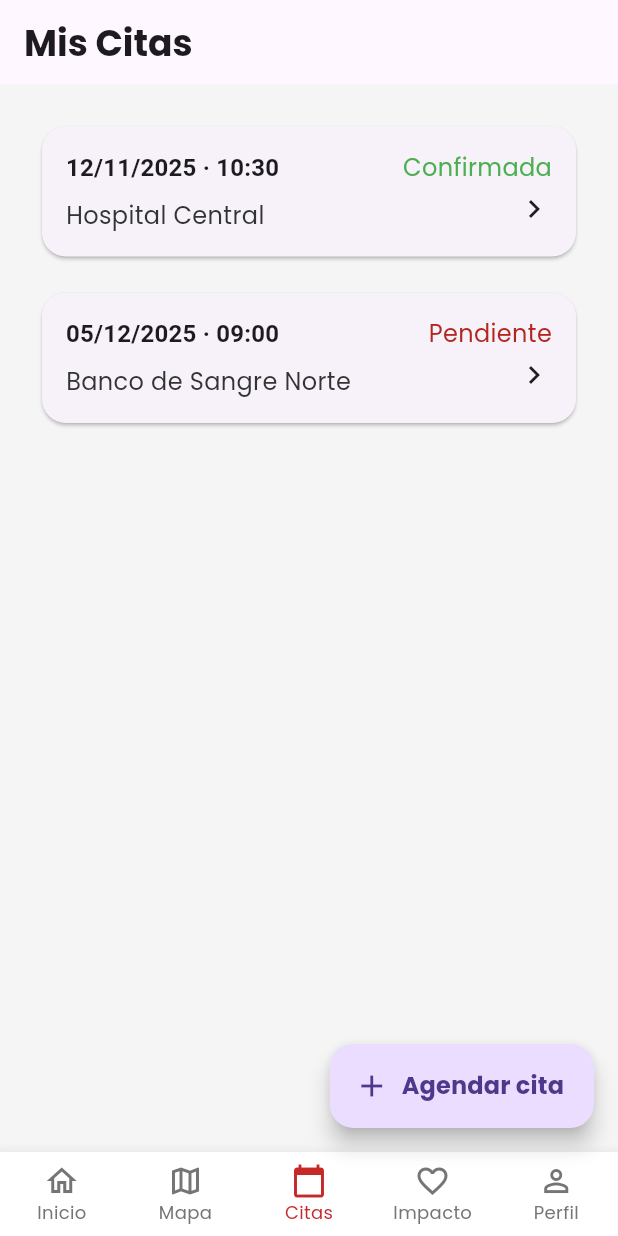
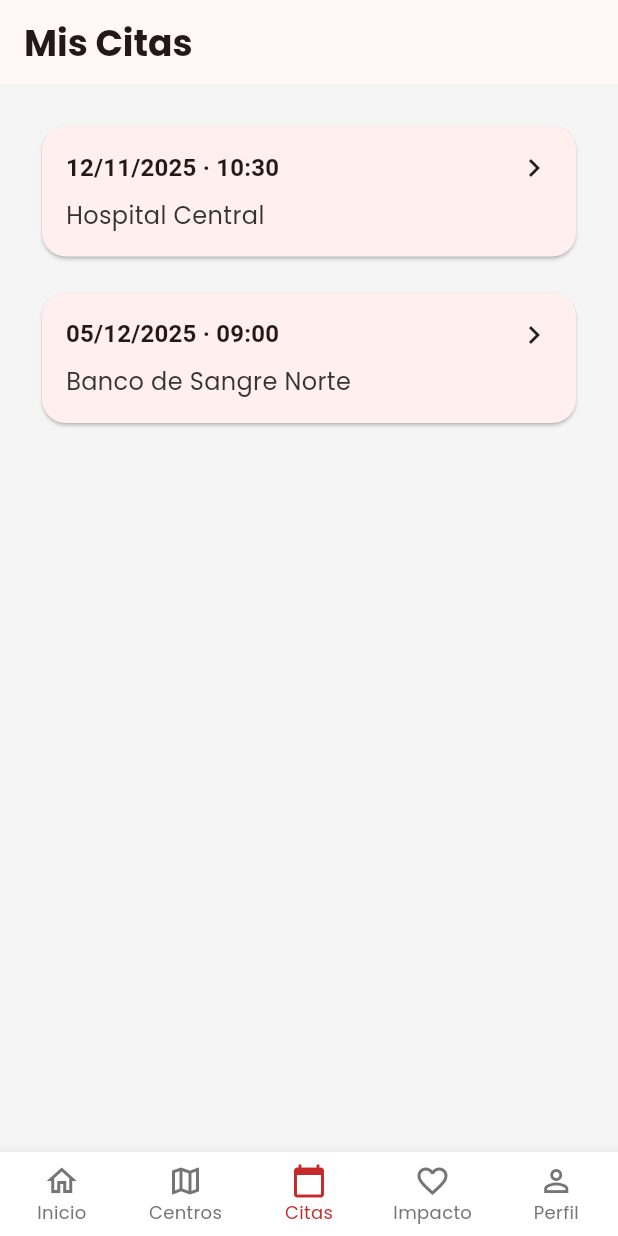
Before and after one commit to valentinfz/BloodHero, a Flutter app: the CitasScreen screen opened by its route, on a phone screen of 412 x 824 dp. Run offline on Flutter 3.47's test engine with Material 3 defaults, Android fonts, the phone set to English and light mode, and no system bars; our stand-ins replace flutter_riverpod, go_router, google_fonts; project files that could hold a hidden picture were left out.

Commit message:
Cambio de colores en boton + mod de map, centros y botones

```diff
--- a/lib/presentation/screens/appointments/citas_screen.dart
+++ b/lib/presentation/screens/appointments/citas_screen.dart
@@ -3,7 +3,6 @@ import 'package:go_router/go_router.dart';
 import 'package:bloodhero/config/theme/layout_constants.dart';
 import 'package:bloodhero/presentation/widgets/custom_bottom_nav_bar.dart';
 import 'package:bloodhero/presentation/widgets/shared/info_card.dart';
-import 'appointment_booking_center_screen.dart';
 import 'appointment_detail_screen.dart';
 
 class CitasScreen extends StatelessWidget {
@@ -18,14 +17,12 @@ class CitasScreen extends StatelessWidget {
         center: 'Hospital Central',
         date: '12/11/2025',
         time: '10:30',
-        status: 'Confirmada',
       ),
       _AppointmentCardData(
         id: '2',
         center: 'Banco de Sangre Norte',
         date: '05/12/2025',
         time: '09:00',
-        status: 'Pendiente',
       ),
     ];
 
@@ -35,9 +32,6 @@ class CitasScreen extends StatelessWidget {
         padding: kScreenPadding,
         itemBuilder: (context, index) {
           final appointment = appointments[index];
-          final statusColor = appointment.status == 'Confirmada'
-              ? Colors.green
-              : Theme.of(context).colorScheme.error;
           return InfoCard(
             title: '${appointment.date} · ${appointment.time}',
             body: [Text(appointment.center)],
@@ -45,11 +39,6 @@ class CitasScreen extends StatelessWidget {
               crossAxisAlignment: CrossAxisAlignment.end,
               mainAxisAlignment: MainAxisAlignment.center,
               children: [
-                Text(
-                  appointment.status,
-                  style: TextStyle(color: statusColor),
-                ),
-                const SizedBox(height: kSmallSpacing / 2),
                 const Icon(Icons.chevron_right),
               ],
             ),
@@ -62,11 +51,6 @@ class CitasScreen extends StatelessWidget {
         separatorBuilder: (_, __) => const SizedBox(height: kCardSpacing),
         itemCount: appointments.length,
       ),
-      floatingActionButton: FloatingActionButton.extended(
-        onPressed: () => context.pushNamed(AppointmentBookingCenterScreen.name),
-        icon: const Icon(Icons.add),
-        label: const Text('Agendar cita'),
-      ),
       bottomNavigationBar: const CustomBottomNavBar(currentIndex: 2),
     );
   }
@@ -77,13 +61,11 @@ class _AppointmentCardData {
   final String center;
   final String date;
   final String time;
-  final String status;
 
   const _AppointmentCardData({
     required this.id,
     required this.center,
     required this.date,
     required this.time,
-    required this.status,
   });
 }
--- a/lib/presentation/screens/centers/center_detail_screen.dart
+++ b/lib/presentation/screens/centers/center_detail_screen.dart
@@ -1,6 +1,6 @@
 import 'package:flutter/material.dart';
 import 'package:go_router/go_router.dart';
-import 'package:bloodhero/presentation/screens/appointments/appointment_booking_center_screen.dart';
+import 'package:bloodhero/presentation/screens/appointments/appointment_booking_date_screen.dart';
 import 'package:bloodhero/presentation/screens/centers/center_reviews_screen.dart';
 
 class CenterDetailScreen extends StatelessWidget {
@@ -65,7 +65,7 @@ class CenterDetailScreen extends StatelessWidget {
             const _BulletItem('Atención priorizada para donadores frecuentes'),
             const SizedBox(height: 24),
             FilledButton.icon(
-              onPressed: () => context.pushNamed(AppointmentBookingCenterScreen.name, extra: title),
+              onPressed: () => context.pushNamed(AppointmentBookingDateScreen.name, extra: title),
               icon: const Icon(Icons.calendar_month),
               label: const Text('Agendar donación'),
               style: FilledButton.styleFrom(
--- a/lib/presentation/screens/history/history_screen.dart
+++ b/lib/presentation/screens/history/history_screen.dart
@@ -30,7 +30,7 @@ class HistoryScreen extends StatelessWidget {
               ),
               title: Text('${item.date} · ${item.type}'),
               subtitle: Text(item.center),
-              trailing: Text(item.wasCompleted ? 'Completada' : 'Cancelada'),
+              trailing: Text(item.wasCompleted ? 'Realizada' : 'Cancelada'),
             ),
           );
         },
--- a/lib/presentation/widgets/custom_bottom_nav_bar.dart
+++ b/lib/presentation/widgets/custom_bottom_nav_bar.dart
@@ -60,7 +60,7 @@ class CustomBottomNavBar extends StatelessWidget {
         BottomNavigationBarItem(
           icon: Icon(Icons.map_outlined),
           activeIcon: Icon(Icons.map),
-          label: 'Mapa',
+          label: 'Centros',
         ),
         BottomNavigationBarItem(
           icon: Icon(Icons.calendar_today_outlined),
--- a/pubspec.yaml
+++ b/pubspec.yaml
@@ -10,10 +10,10 @@ dependencies:
   flutter:
     sdk: flutter
       # Para la gestión de estado (recomendado)
-  flutter_riverpod: ^2.5.1
+  flutter_riverpod: ^3.0.3
 
   # Para la navegación entre pantallas
-  go_router: ^14.1.0
+  go_router: ^16.2.4
 
   # Para los puntos indicadores en el Onboarding
   smooth_page_indicator: ^1.1.0
@@ -26,7 +26,7 @@ dependencies:
 dev_dependencies:
   flutter_test:
     sdk: flutter
-  flutter_lints: ^5.0.0
+  flutter_lints: ^6.0.0
 
 flutter:
   uses-material-design: true
```
Also changed, not shown: lib/config/theme/app_theme.dart (+19 -1 lines), lib/presentation/screens/home/home_screen.dart (+1 -12 lines), pubspec.lock.
